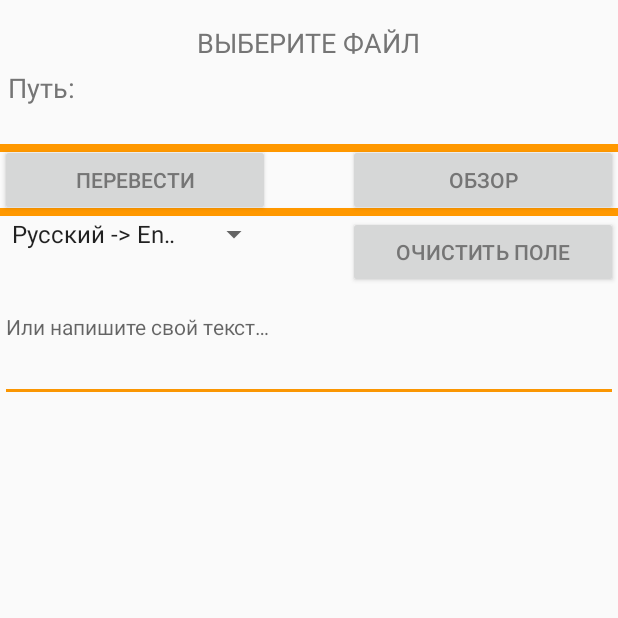
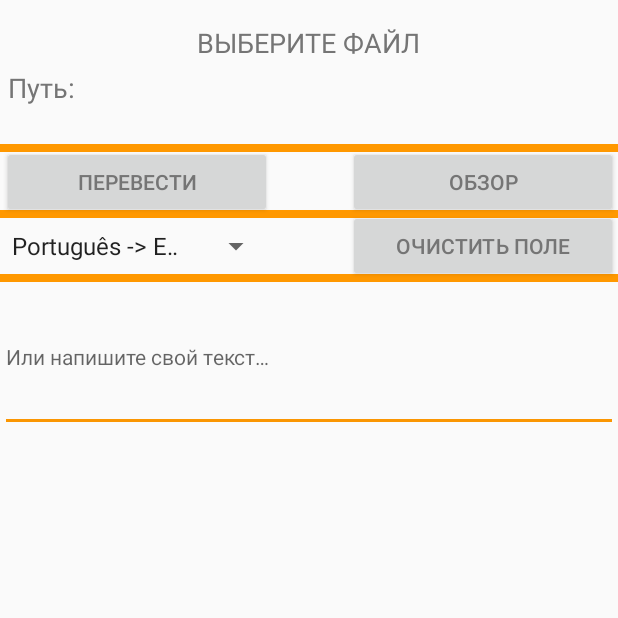
Before and after one commit to theblaizen/JTranslate, an Android app: the screen it shows after launch (MainActivity), on a phone screen of 412 x 824 dp, the top half of it. Run offline under Robolectric (Android 15) with nearby library versions, the phone set to English and light mode, and no system bars.

Commit message:
May 17 UI -> Main

```diff
--- a/app/src/main/res/layout/activity_main.xml
+++ b/app/src/main/res/layout/activity_main.xml
@@ -41,7 +41,6 @@
         android:id="@+id/btnViewTXT"
         android:width="180dp"
         android:textColor="#757575"
-
         android:layout_alignBottom="@+id/linearLayout2"
         android:layout_alignParentRight="true"
         android:layout_alignParentEnd="true" />
@@ -54,6 +53,7 @@
         android:width="180dp"
         android:padding="0dp"
         android:textColor="#757575"
+        android:layout_margin="1dp"
         android:layout_alignTop="@+id/linearLayout"
         android:layout_alignParentLeft="true"
         android:layout_alignParentStart="true" />
@@ -82,6 +82,16 @@
         android:layout_alignParentStart="true"
         />
 
+    <LinearLayout
+        android:orientation="horizontal"
+        android:layout_width="match_parent"
+        android:layout_height="5dp"
+        android:background="#ff9800"
+        android:id="@+id/linearLayout3"
+        android:layout_alignBottom="@+id/btnClearTextArea"
+        android:layout_alignParentLeft="true"
+        android:layout_alignParentStart="true" />
+
     <TextView
         android:layout_width="wrap_content"
         android:layout_height="wrap_content"
@@ -100,11 +110,11 @@
         android:textSize="14sp"
         android:textColor="#757575"
         android:singleLine="false"
-        android:layout_below="@+id/spinner"
+        android:layout_below="@+id/linearLayout3"
+        android:layout_alignRight="@+id/btnClearTextArea"
+        android:layout_alignEnd="@+id/btnClearTextArea"
         android:layout_alignParentLeft="true"
-        android:layout_alignParentStart="true"
-        android:layout_alignRight="@+id/btnViewTXT"
-        android:layout_alignEnd="@+id/btnViewTXT" />
+        android:layout_alignParentStart="true" />
 
     <Spinner
         android:layout_width="wrap_content"
@@ -114,7 +124,8 @@
         android:layout_alignParentLeft="true"
         android:layout_alignParentStart="true"
         android:layout_alignRight="@+id/btnTranslate"
-        android:layout_alignEnd="@+id/btnTranslate" />
+        android:layout_alignEnd="@+id/btnTranslate"
+        android:layout_above="@+id/linearLayout3" />
 
     <Button
         style="?android:attr/buttonStyleSmall"
@@ -122,11 +133,11 @@
         android:layout_height="wrap_content"
         android:text="@string/clear"
         android:id="@+id/btnClearTextArea"
-        android:layout_below="@+id/btnViewTXT"
+        android:textColor="#757575"
+        android:layout_alignTop="@+id/linearLayout2"
         android:layout_alignParentRight="true"
         android:layout_alignParentEnd="true"
         android:layout_alignLeft="@+id/btnViewTXT"
-        android:layout_alignStart="@+id/btnViewTXT"
-        android:textColor="#757575" />
+        android:layout_alignStart="@+id/btnViewTXT" />
 
 </RelativeLayout>
--- a/app/src/main/res/values/strings.xml
+++ b/app/src/main/res/values/strings.xml
@@ -7,7 +7,7 @@
     <string name="clear">Очистить поле</string>
     <string name="info_bottom">Или напишите свой текст&#8230;</string>
     <string-array name="translate_array">
-        <item>Русский -> English</item>
-        <item>English -> Русский</item>
+        <item>Português -> English</item>
+        <item>English -> Português</item>
     </string-array>
 </resources>
```
